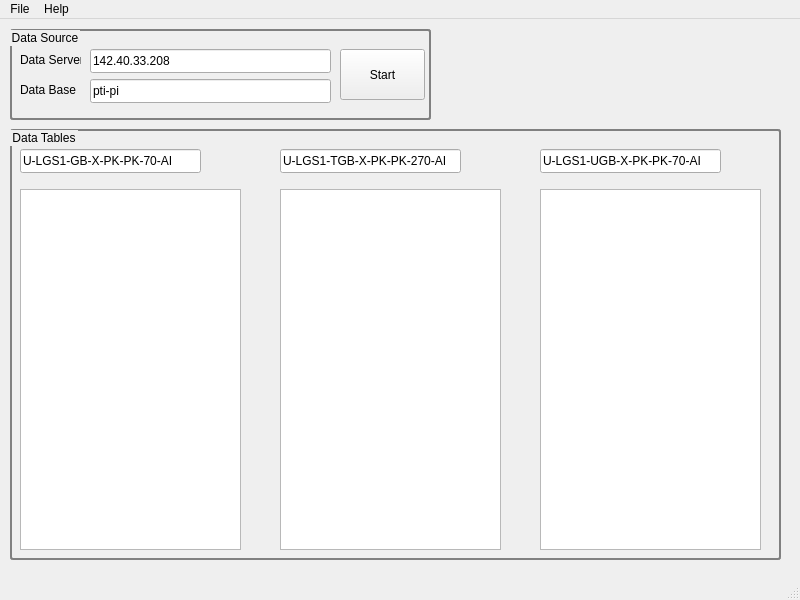
Before: the Qt Designer form Vale/PredictPIServer/ValePredictPI/sample_ui/table_fetch.ui in mekatronik-achmadi/Predict-CBM, drawn with Qt 5.
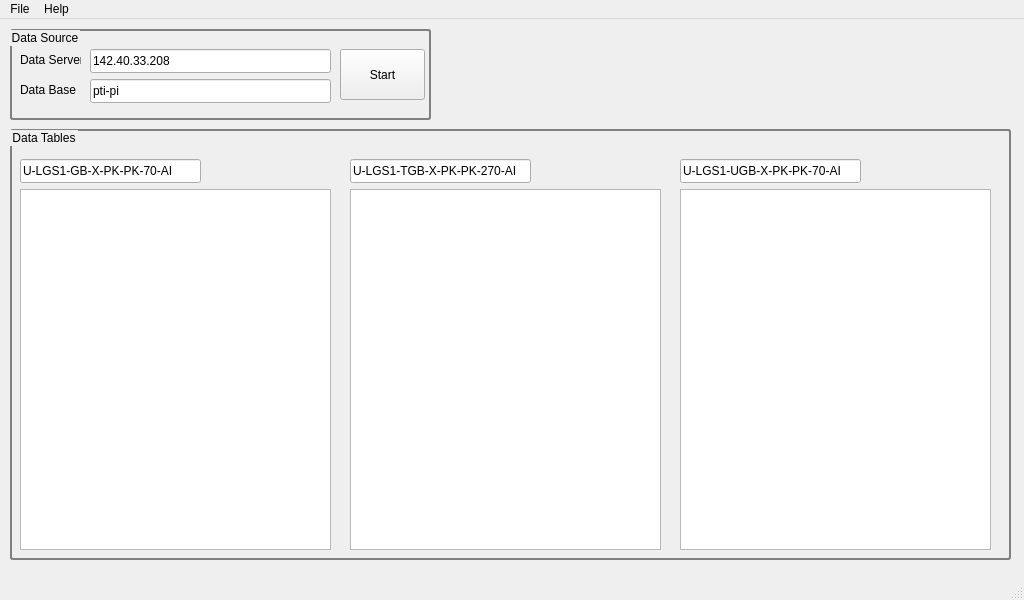
After: the same form once the commit is applied.

What changed in the file:
```diff
--- a/Vale/PredictPIServer/ValePredictPI/sample_ui/table_fetch.ui
+++ b/Vale/PredictPIServer/ValePredictPI/sample_ui/table_fetch.ui
@@ -6,7 +6,7 @@
    <rect>
     <x>0</x>
     <y>0</y>
-    <width>800</width>
+    <width>1024</width>
     <height>600</height>
    </rect>
   </property>
@@ -100,7 +100,7 @@
      <rect>
       <x>10</x>
       <y>110</y>
-      <width>771</width>
+      <width>1001</width>
       <height>431</height>
      </rect>
     </property>
@@ -114,7 +114,7 @@
      <property name="geometry">
       <rect>
        <x>10</x>
-       <y>20</y>
+       <y>30</y>
        <width>181</width>
        <height>24</height>
       </rect>
@@ -126,8 +126,8 @@
     <widget class="QLineEdit" name="txtTagB">
      <property name="geometry">
       <rect>
-       <x>270</x>
-       <y>20</y>
+       <x>340</x>
+       <y>30</y>
        <width>181</width>
        <height>24</height>
       </rect>
@@ -139,8 +139,8 @@
     <widget class="QLineEdit" name="txtTagC">
      <property name="geometry">
       <rect>
-       <x>530</x>
-       <y>20</y>
+       <x>670</x>
+       <y>30</y>
        <width>181</width>
        <height>24</height>
       </rect>
@@ -154,7 +154,7 @@
       <rect>
        <x>10</x>
        <y>60</y>
-       <width>221</width>
+       <width>311</width>
        <height>361</height>
       </rect>
      </property>
@@ -162,9 +162,9 @@
     <widget class="QTableView" name="tblDataC">
      <property name="geometry">
       <rect>
-       <x>270</x>
+       <x>340</x>
        <y>60</y>
-       <width>221</width>
+       <width>311</width>
        <height>361</height>
       </rect>
      </property>
@@ -172,9 +172,9 @@
     <widget class="QTableView" name="tblDataB">
      <property name="geometry">
       <rect>
-       <x>530</x>
+       <x>670</x>
        <y>60</y>
-       <width>221</width>
+       <width>311</width>
        <height>361</height>
       </rect>
      </property>
@@ -186,7 +186,7 @@
     <rect>
      <x>0</x>
      <y>0</y>
-     <width>800</width>
+     <width>1024</width>
      <height>22</height>
     </rect>
    </property>
```
